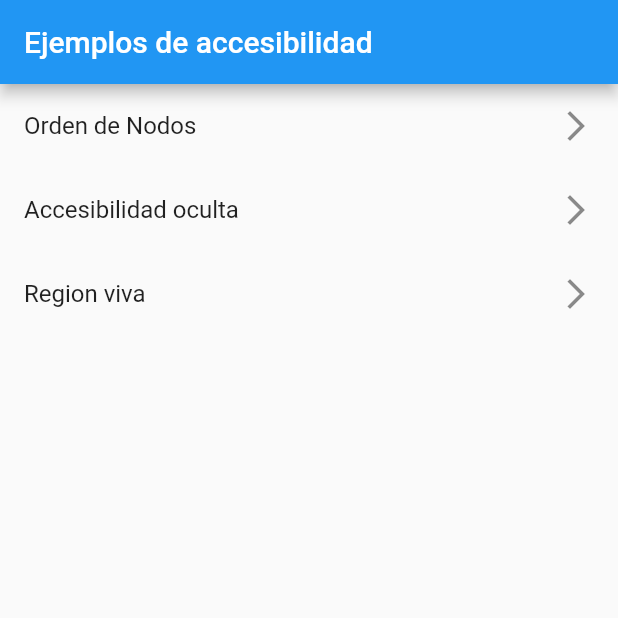
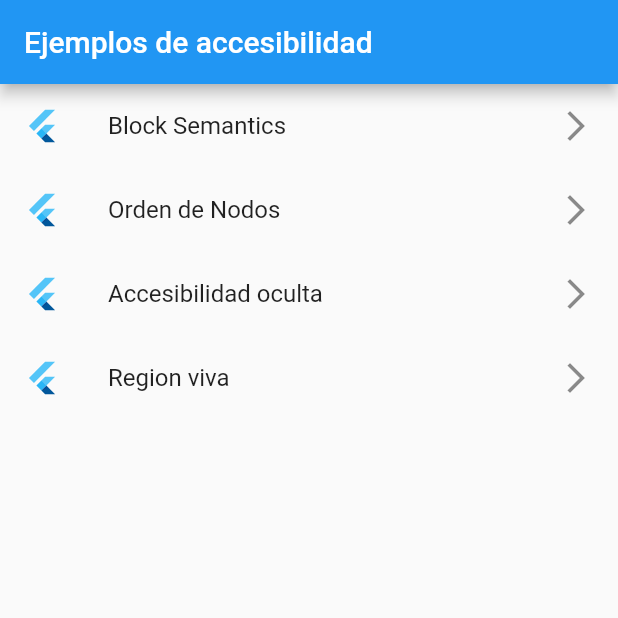
Before and after one commit to diegosierra01/accessibility_training, a Flutter app: the screen it shows after launch, on a phone screen of 412 x 824 dp, the top half of it. Run offline on Flutter 3.47's test engine with Material 2 defaults, Android fonts, the phone set to English and light mode, and no system bars.

Commit message:
feat(all): Adding block semantics example.

```diff
--- a/lib/main.dart
+++ b/lib/main.dart
@@ -1,3 +1,4 @@
+import 'package:accesibility_training/block_semantics_page.dart';
 import 'package:accesibility_training/hidden_accessibility_page.dart';
 import 'package:accesibility_training/live_region_page.dart';
 import 'package:accesibility_training/order_accessibility_page.dart';
@@ -21,6 +22,7 @@ class MyApp extends StatelessWidget {
         HiddenAccessibilityPage.route: (_) => const HiddenAccessibilityPage(),
         LiveRegionPage.route: (_) => const LiveRegionPage(),
         OrderAccessibilityPage.route: (_) => const OrderAccessibilityPage(),
+        BlockSemanticsPage.route: (_) => const BlockSemanticsPage(),
       },
       home: const MyHomePage(),
     );
@@ -43,23 +45,33 @@ class MyHomePage extends StatelessWidget {
               child: ListView(
                 children: [
                   ListTile(
+                    leading: const FlutterLogo(),
+                    title: const Text('Block Semantics'),
+                    trailing: const Icon(Icons.arrow_forward_ios_sharp),
+                    onTap: () =>
+                        Navigator.pushNamed(context, BlockSemanticsPage.route),
+                  ),
+                  ListTile(
+                    leading: const FlutterLogo(),
                     title: const Text('Orden de Nodos'),
                     trailing: const Icon(Icons.arrow_forward_ios_sharp),
                     onTap: () => Navigator.pushNamed(
                         context, OrderAccessibilityPage.route),
                   ),
                   ListTile(
+                    leading: const FlutterLogo(),
                     title: const Text('Accesibilidad oculta'),
                     trailing: const Icon(Icons.arrow_forward_ios_sharp),
                     onTap: () => Navigator.pushNamed(
                         context, HiddenAccessibilityPage.route),
                   ),
                   ListTile(
+                    leading: const FlutterLogo(),
                     title: const Text('Region viva'),
                     trailing: const Icon(Icons.arrow_forward_ios_sharp),
                     onTap: () =>
                         Navigator.pushNamed(context, LiveRegionPage.route),
-                  )
+                  ),
                 ],
               ),
             ),
```
Also changed, not shown: lib/block_semantics_page.dart (added, +88 -0 lines).
